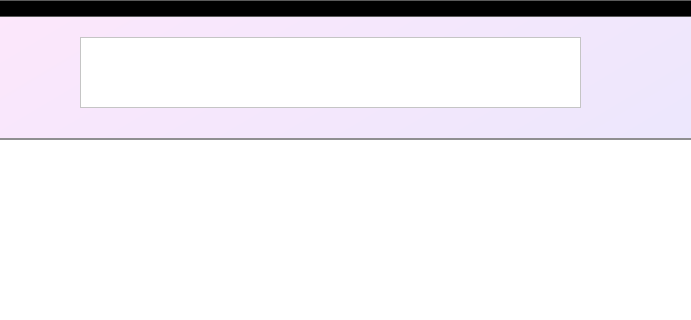
First picture: the form in Skribbl App/ClientGUI/startwindow.ui, repository codralexandra/ProjectModernCpp-Particular-Science, before the edit; both pictures show x 180 to 871 and y 0 to 320 of the 1273 by 808 pixel window.
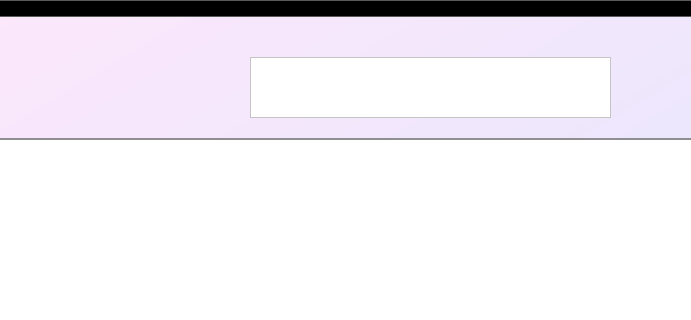
Second picture: the form after the edit. Custom widgets are drawn as their Qt base class.

Commit message: Themes WV + modified word to be guessed GUI

Diff of the .ui file:
```diff
--- a/Skribbl App/ClientGUI/startwindow.ui
+++ b/Skribbl App/ClientGUI/startwindow.ui
@@ -136,15 +136,33 @@
    <widget class="QTextEdit" name="textEdit">
     <property name="geometry">
      <rect>
-      <x>260</x>
-      <y>20</y>
-      <width>501</width>
-      <height>71</height>
+      <x>430</x>
+      <y>40</y>
+      <width>361</width>
+      <height>61</height>
      </rect>
     </property>
+    <property name="font">
+     <font>
+      <pointsize>28</pointsize>
+      <bold>true</bold>
+     </font>
+    </property>
+    <property name="focusPolicy">
+     <enum>Qt::NoFocus</enum>
+    </property>
+    <property name="contextMenuPolicy">
+     <enum>Qt::DefaultContextMenu</enum>
+    </property>
     <property name="styleSheet">
      <string notr="true">background: white</string>
     </property>
+    <property name="verticalScrollBarPolicy">
+     <enum>Qt::ScrollBarAlwaysOff</enum>
+    </property>
+    <property name="horizontalScrollBarPolicy">
+     <enum>Qt::ScrollBarAlwaysOff</enum>
+    </property>
     <property name="readOnly">
      <bool>true</bool>
     </property>
@@ -155,8 +173,11 @@
 hr { height: 1px; border-width: 0; }
 li.unchecked::marker { content: &quot;\2610&quot;; }
 li.checked::marker { content: &quot;\2612&quot;; }
-&lt;/style&gt;&lt;/head&gt;&lt;body style=&quot; font-family:'Segoe UI'; font-size:9pt; font-weight:400; font-style:normal;&quot;&gt;
-&lt;p style=&quot;-qt-paragraph-type:empty; margin-top:0px; margin-bottom:0px; margin-left:0px; margin-right:0px; -qt-block-indent:0; text-indent:0px;&quot;&gt;&lt;br /&gt;&lt;/p&gt;&lt;/body&gt;&lt;/html&gt;</string>
+&lt;/style&gt;&lt;/head&gt;&lt;body style=&quot; font-family:'Segoe UI'; font-size:28pt; font-weight:700; font-style:normal;&quot;&gt;
+&lt;p align=&quot;center&quot; style=&quot;-qt-paragraph-type:empty; margin-top:0px; margin-bottom:0px; margin-left:0px; margin-right:0px; -qt-block-indent:0; text-indent:0px; font-size:30pt;&quot;&gt;&lt;br /&gt;&lt;/p&gt;&lt;/body&gt;&lt;/html&gt;</string>
+    </property>
+    <property name="placeholderText">
+     <string/>
     </property>
    </widget>
   </widget>
```
The commit also changes 6 other files.
